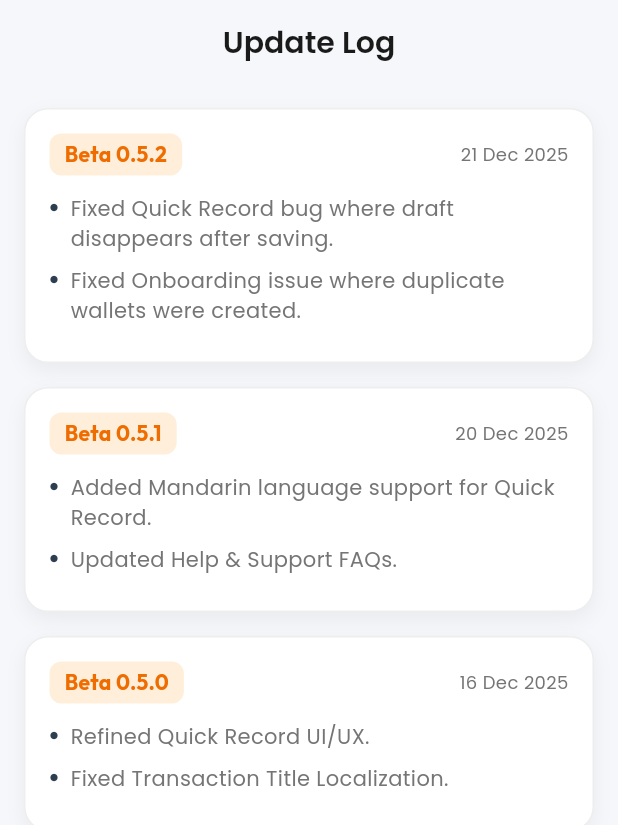
After one commit to trianapriliant/Ollo, a Flutter app: the UpdateLogScreen screen opened by its route, on a phone screen of 412 x 824 dp. The commit adds this screen. Shown: the top 825 px of the screen. Run offline on Flutter 3.47's test engine with Material 3 defaults, Android fonts, the phone set to English and light mode, and no system bars; our stand-ins replace camera, csv, file_picker, fl_chart, flutter_local_notifications, flutter_native_splash and 15 more; missing offline and left inert: google_mlkit_text_recognition, home_widget; accounts and stored records are empty; generated files the repository leaves out were written again; project files that could hold a hidden picture were left out.

Commit message:
chore: add changelog, fix bug on onboarding, fix bug on voice quick record

```diff
--- a/lib/l10n/app_en.arb
+++ b/lib/l10n/app_en.arb
@@ -100,6 +100,7 @@
   "helpSupport": "Help & Support",
   "sendFeedback": "Send Feedback",
   "aboutOllo": "About Ollo",
+  "updateLog": "Update Log",
   "account": "Account",
   "deleteData": "Delete Data",
   "logout": "Logout",
--- a/lib/l10n/app_id.arb
+++ b/lib/l10n/app_id.arb
@@ -92,6 +92,7 @@
   "helpSupport": "Bantuan & Dukungan",
   "sendFeedback": "Kirim Masukan",
   "aboutOllo": "Tentang Ollo",
+  "updateLog": "Catatan Update",
   "account": "Akun",
   "deleteData": "Hapus Data",
   "logout": "Keluar",
--- a/lib/src/features/dashboard/presentation/widgets/quick_record_section.dart
+++ b/lib/src/features/dashboard/presentation/widgets/quick_record_section.dart
@@ -3,6 +3,8 @@ import '../../../../constants/app_colors.dart';
 import '../../../../constants/app_text_styles.dart';
 import '../../../quick_record/presentation/quick_record_modal.dart';
 import 'package:ollo/src/localization/generated/app_localizations.dart';
+import 'package:go_router/go_router.dart';
+import '../../../transactions/domain/transaction.dart';
 
 class QuickRecordSection extends StatelessWidget {
   const QuickRecordSection({super.key});
@@ -48,8 +50,8 @@ class QuickRecordSection extends StatelessWidget {
 
   Widget _buildQuickActionItem(BuildContext context, IconData icon, String label, String mode) {
     return GestureDetector(
-      onTap: () {
-        showModalBottomSheet(
+      onTap: () async {
+        final result = await showModalBottomSheet(
           context: context,
           isScrollControlled: true,
           backgroundColor: Colors.transparent,
@@ -60,6 +62,10 @@ class QuickRecordSection extends StatelessWidget {
             child: QuickRecordModal(initialMode: mode),
           ),
         );
+
+        if (result is Transaction && context.mounted) {
+           context.push('/add-transaction', extra: result);
+        }
       },
       child: Column(
         children: [
--- a/lib/src/features/onboarding/presentation/onboarding_preferences_screen.dart
+++ b/lib/src/features/onboarding/presentation/onboarding_preferences_screen.dart
@@ -36,6 +36,7 @@ class _OnboardingPreferencesScreenState extends ConsumerState<OnboardingPreferen
 
   int _currentPage = 0;
   bool _notificationsEnabled = false;
+  bool _isSubmitting = false;
 
   @override
   void dispose() {
@@ -297,6 +298,12 @@ class _OnboardingPreferencesScreenState extends ConsumerState<OnboardingPreferen
       return;
     }
 
+    if (_isSubmitting) return;
+
+    setState(() {
+      _isSubmitting = true;
+    });
+
     final repo = ref.read(onboardingRepositoryProvider);
     await repo.completeOnboarding();
 
@@ -351,6 +358,7 @@ class _OnboardingPreferencesScreenState extends ConsumerState<OnboardingPreferen
     if (mounted) {
       context.go('/home');
     }
+    // No need to set _isSubmitting = false because we are navigating away
   }
 
   @override
@@ -445,14 +453,23 @@ class _OnboardingPreferencesScreenState extends ConsumerState<OnboardingPreferen
                 width: double.infinity,
                 height: 56,
                 child: ElevatedButton(
-                  onPressed: _onNext,
+                  onPressed: _isSubmitting ? null : _onNext,
                   style: ElevatedButton.styleFrom(
                     backgroundColor: AppColors.primary,
                     foregroundColor: Colors.white,
                     elevation: 0,
                     shape: RoundedRectangleBorder(borderRadius: BorderRadius.circular(16)),
                   ),
-                  child: Text(
+                  child: _isSubmitting
+                      ? const SizedBox(
+                          height: 24,
+                          width: 24,
+                          child: CircularProgressIndicator(
+                            color: Colors.white,
+                            strokeWidth: 2,
+                          ),
+                        )
+                      : Text(
                           _currentPage == 4 ? tr.onboardingGetStarted : tr.onboardingNext,
                           style: GoogleFonts.outfit(
                             fontSize: 16,
--- /dev/null
+++ b/lib/src/features/profile/domain/update_log.dart
@@ -0,0 +1,41 @@
+class UpdateLog {
+  final String version;
+  final DateTime date;
+  final List<String> changes;
+  final bool isBeta;
+
+  const UpdateLog({
+    required this.version,
+    required this.date,
+    required this.changes,
+    this.isBeta = true,
+  });
+
+  // Sample data
+  static List<UpdateLog> get logs => [
+    UpdateLog(
+      version: 'Beta 0.5.2',
+      date: DateTime(2025, 12, 21),
+      changes: [
+        'Fixed Quick Record bug where draft disappears after saving.',
+        'Fixed Onboarding issue where duplicate wallets were created.',
+      ],
+    ),
+    UpdateLog(
+      version: 'Beta 0.5.1',
+      date: DateTime(2025, 12, 20),
+      changes: [
+        'Added Mandarin language support for Quick Record.',
+        'Updated Help & Support FAQs.',
+      ],
+    ),
+     UpdateLog(
+      version: 'Beta 0.5.0',
+      date: DateTime(2025, 12, 16),
+      changes: [
+        'Refined Quick Record UI/UX.',
+        'Fixed Transaction Title Localization.',
+      ],
+    ),
+  ];
+}
--- a/lib/src/features/profile/presentation/profile_screen.dart
+++ b/lib/src/features/profile/presentation/profile_screen.dart
@@ -224,6 +224,12 @@ class ProfileScreen extends ConsumerWidget {
                               title: AppLocalizations.of(context)!.aboutOllo,
                               onTap: () => context.push('/about-ollo'),
                             ),
+                            const SizedBox(height: 16),
+                            ProfileMenuItem(
+                              icon: Icons.history,
+                              title: AppLocalizations.of(context)!.updateLog ?? 'Update Log',
+                              onTap: () => context.push('/update-log'),
+                            ),
                             const SizedBox(height: 24),
 
                             // Account Section
--- /dev/null
+++ b/lib/src/features/profile/presentation/update_log_screen.dart
@@ -0,0 +1,97 @@
+import 'package:flutter/material.dart';
+import 'package:google_fonts/google_fonts.dart';
+import 'package:intl/intl.dart';
+import '../../../constants/app_colors.dart';
+import '../../../constants/app_text_styles.dart';
+import '../domain/update_log.dart';
+import 'package:ollo/src/localization/generated/app_localizations.dart';
+
+class UpdateLogScreen extends StatelessWidget {
+  const UpdateLogScreen({super.key});
+
+  @override
+  Widget build(BuildContext context) {
+    final logs = UpdateLog.logs;
+
+    return Scaffold(
+      backgroundColor: AppColors.background,
+      appBar: AppBar(
+        title: Text(AppLocalizations.of(context)!.updateLog ?? 'Update Log', style: AppTextStyles.h2),
+        backgroundColor: Colors.transparent,
+        elevation: 0,
+        centerTitle: true,
+      ),
+      body: ListView.builder(
+        padding: const EdgeInsets.all(16),
+        itemCount: logs.length,
+        itemBuilder: (context, index) {
+          final log = logs[index];
+          return Container(
+            margin: const EdgeInsets.only(bottom: 16),
+            padding: const EdgeInsets.all(16),
+            decoration: BoxDecoration(
+              color: Colors.white,
+              borderRadius: BorderRadius.circular(16),
+              border: Border.all(color: Colors.grey[200]!),
+              boxShadow: [
+                 BoxShadow(
+                  color: Colors.black.withOpacity(0.05),
+                  blurRadius: 10,
+                  offset: const Offset(0, 5),
+                ),
+              ],
+            ),
+            child: Column(
+              crossAxisAlignment: CrossAxisAlignment.start,
+              children: [
+                Row(
+                  children: [
+                    Container(
+                      padding: const EdgeInsets.symmetric(horizontal: 10, vertical: 4),
+                      decoration: BoxDecoration(
+                        color: log.isBeta ? Colors.orangeAccent.withOpacity(0.2) : Colors.green.withOpacity(0.2),
+                        borderRadius: BorderRadius.circular(8),
+                      ),
+                      child: Text(
+                        log.version,
+                        style: GoogleFonts.outfit(
+                          fontWeight: FontWeight.bold,
+                          color: log.isBeta ? Colors.orange[800] : Colors.green[800],
+                        ),
+                      ),
+                    ),
+                    const Spacer(),
+                    Text(
+                      DateFormat('dd MMM yyyy').format(log.date),
+                      style: AppTextStyles.bodySmall.copyWith(color: AppColors.textSecondary),
+                    ),
+                  ],
+                ),
+                const SizedBox(height: 12),
+                ...log.changes.map((change) => Padding(
+                  padding: const EdgeInsets.only(bottom: 8),
+                  child: Row(
+                    crossAxisAlignment: CrossAxisAlignment.start,
+                    children: [
+                      const Padding(
+                        padding: EdgeInsets.only(top: 6),
+                        child: Icon(Icons.circle, size: 6, color: AppColors.primary),
+                      ),
+                      const SizedBox(width: 8),
+                      Expanded(
+                        child: Text(
+                          change,
+                          style: AppTextStyles.bodyMedium,
+                        ),
+                      ),
+                    ],
+                  ),
+                )),
+              ],
+            ),
+          );
+        },
+      ),
+    );
+  }
+}
--- a/lib/src/routing/app_router.dart
+++ b/lib/src/routing/app_router.dart
@@ -58,6 +58,7 @@ import '../features/reimbursement/presentation/reimburse_screen.dart';
 import '../features/reimbursement/presentation/add_reimburse_screen.dart';
 import '../features/profile/presentation/data_export_screen.dart';
 import '../features/profile/presentation/data_import_screen.dart';
+import '../features/profile/presentation/update_log_screen.dart';
 import '../features/backup/presentation/backup_screen.dart';
 import '../features/roadmap/presentation/roadmap_screen.dart';
 import '../features/gamification/presentation/gamification_screen.dart';
@@ -399,6 +400,10 @@ final goRouterProvider = Provider<GoRouter>((ref) {
         builder: (context, state) => const DataImportScreen(),
       ),
       GoRoute(
+        path: '/update-log',
+        builder: (context, state) => const UpdateLogScreen(),
+      ),
+      GoRoute(
         path: '/backup',
         builder: (context, state) => const BackupScreen(),
       ),
```
Also changed, not shown: lib/src/localization/generated/app_localizations.dart, lib/src/localization/generated/app_localizations_en.dart, lib/src/localization/generated/app_localizations_es.dart, lib/src/localization/generated/app_localizations_hi.dart, lib/src/localization/generated/app_localizations_id.dart, lib/src/localization/generated/app_localizations_ja.dart, lib/src/localization/generated/app_localizations_ko.dart, lib/src/localization/generated/app_localizations_zh.dart. Lines whose indentation alone changed are shown as unchanged.
